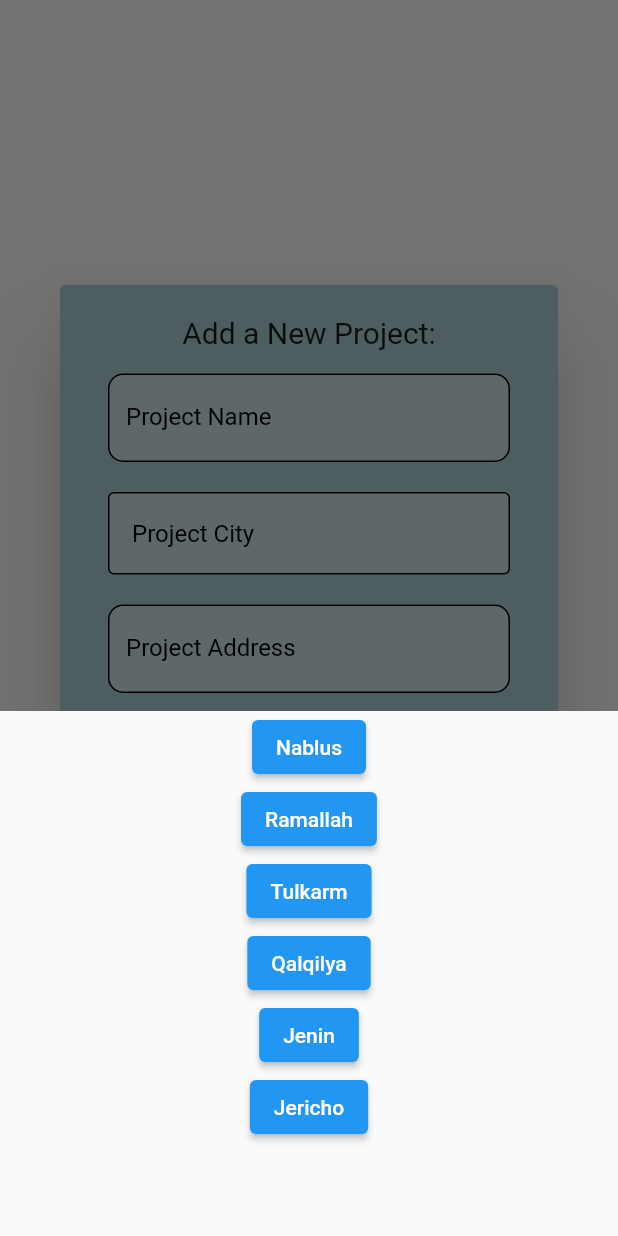
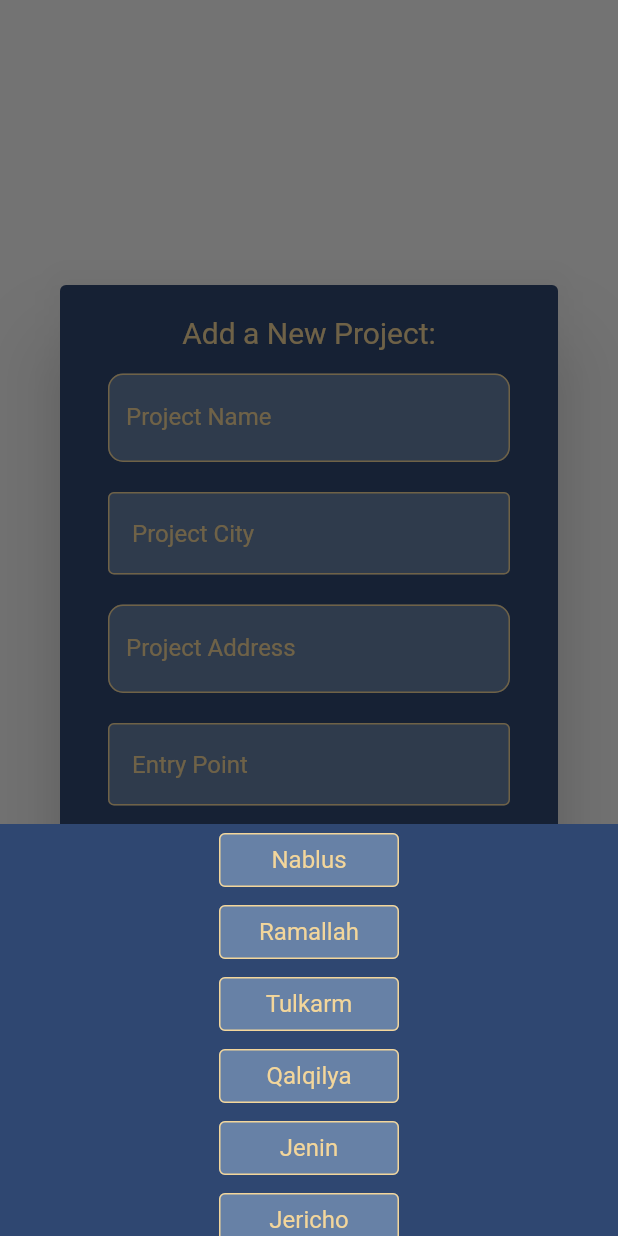
Before and after one commit to Khalid-J02/Software_Project, a Flutter app: the ProjectDialog widget shown alone on an empty page, opened directly, after a tap on "Project City", on a phone screen of 412 x 824 dp. Run offline on Flutter 3.47's test engine with Material 2 defaults, Android fonts, the phone set to English and light mode, and no system bars; our stand-ins replace get.

Commit message:
initial commit

```diff
--- a/lib/Widgets/TextField.dart
+++ b/lib/Widgets/TextField.dart
@@ -18,24 +18,26 @@ class Textfield extends StatelessWidget {
   Widget build(BuildContext context) {
     return TextFormField(
       controller: controller,
+      style: TextStyle(color: Color(0xFFF3D69B)),
       decoration: InputDecoration(
         hintText: hintText,
+        hintStyle: TextStyle(color: Color(0xFFF3D69B)),
         filled: true,
-        fillColor: Color(0xFFcce2e6),
+        fillColor: Color(0xFF6781A6),
         labelText: labelText,
         labelStyle: const TextStyle(
-          color: Colors.black,
+          color: Color(0xFFF3D69B),
         ),
         focusedBorder: OutlineInputBorder(
           borderRadius: BorderRadius.circular(10.0),
           borderSide: const BorderSide(
-            color: Colors.black45,
+            color: Color(0xFFF3D69B),
           ),
         ),
         enabledBorder: OutlineInputBorder(
           borderRadius: BorderRadius.circular(10.0),
           borderSide: const BorderSide(
-            color: Colors.black,
+            color: Color(0xFFF3D69B),
             width: 1.0,
           ),
         ),
--- a/lib/Widgets/projectDialog.dart
+++ b/lib/Widgets/projectDialog.dart
@@ -22,68 +22,109 @@ class _ProjectDialogState extends State<ProjectDialog> {
   String _projectCity = "Project City";
   String _projectEntryPoint = "Entry Point";
 
+  ButtonStyle ElevatedButtonStyle(){
+    return ButtonStyle(
+        backgroundColor: MaterialStateProperty.all(Color(0xFF6781A6)),
+        elevation: MaterialStateProperty.all(0),
+        side: MaterialStateProperty.all(BorderSide(color: Color(0xFFF3D69B), width: 1)),
+        alignment: Alignment.center
+    ) ;
+  }
+
+  TextStyle ElevatedButtonTextStyle(){
+    return TextStyle(
+        color: Color(0xFFF3D69B),
+        fontSize: 16,
+        fontWeight: FontWeight.normal
+    );
+  }
   void chooseCityBottomSheet(){
     showModalBottomSheet(
         context: context,
         builder: (BuildContext context){
-          return SizedBox(
-            height: 350,
+          return Container(
+            color: Color(0xFF2F4771),
+            height: MediaQuery.of(context).size.height/3,
             child: Center(
               child: Column(
                 children: <Widget>[
-                  ElevatedButton(
+                  SizedBox(
+                    width: 120,
+                    child: ElevatedButton(
                     onPressed: (){
                       setState(() {
                         _projectCity = "Nablus" ;
                       });
                       Navigator.pop(context);
                     },
-                  child: const Text("Nablus"),
+                    style: ElevatedButtonStyle(),
+                    child: Text("Nablus" , style: ElevatedButtonTextStyle(),),
                     ),
-                  ElevatedButton(
+                  ),
+                  SizedBox(
+                    width: 120,
+                    child: ElevatedButton(
                       onPressed: (){
                         setState(() {
                           _projectCity = "Ramallah" ;
                         });
                         Navigator.pop(context);
                       },
-                    child: const Text("Ramallah"),
+                      style: ElevatedButtonStyle(),
+                      child: Text("Ramallah" , style: ElevatedButtonTextStyle()),
                     ),
-                  ElevatedButton(
+                  ),
+                  SizedBox(
+                    width: 120,
+                    child: ElevatedButton(
                       onPressed: (){
                         setState(() {
                           _projectCity = "Tulkarm" ;
                         });
                         Navigator.pop(context);
                       },
-                    child: const Text("Tulkarm"),
+                      style: ElevatedButtonStyle(),
+                      child: Text("Tulkarm" , style: ElevatedButtonTextStyle()),
                     ),
-                  ElevatedButton(
+                  ),
+                  SizedBox(
+                    width: 120,
+                    child: ElevatedButton(
                       onPressed: (){
                         setState(() {
                           _projectCity = "Qalqilya" ;
                         });
                         Navigator.pop(context);
                       },
-                    child: const Text("Qalqilya"),
+                      style: ElevatedButtonStyle(),
+                      child: Text("Qalqilya" , style: ElevatedButtonTextStyle()),
                     ),
-                  ElevatedButton(
+                  ),
+                  SizedBox(
+                    width: 120,
+                    child: ElevatedButton(
                       onPressed: (){
                         setState(() {
                           _projectCity = "Jenin" ;
                         });
                         Navigator.pop(context);
                       },
-                    child: const Text("Jenin"),
+                      style: ElevatedButtonStyle(),
+                      child: Text("Jenin" , style: ElevatedButtonTextStyle()),
                     ),
-                  ElevatedButton(
+                  ),
+                  SizedBox(
+                    width: 120,
+                    child: ElevatedButton(
                       onPressed: (){
                         setState(() {
                           _projectCity = "Jericho" ;
                         });
                         Navigator.pop(context);
                       },
-                    child: const Text("Jericho"),
+                      style: ElevatedButtonStyle(),
+                      child: Text("Jericho" , style: ElevatedButtonTextStyle()),
+                    ),
                   ),
                 ],
               ),
@@ -97,30 +138,39 @@ class _ProjectDialogState extends State<ProjectDialog> {
     showModalBottomSheet(
         context: context,
         builder: (BuildContext context){
-          return SizedBox(
-            height: 350,
+          return Container(
+            height: MediaQuery.of(context).size.height/4,
+            color: Color(0xFF2F4771),
             child: Center(
-              child: Column(
+              child: Row(
+                mainAxisAlignment: MainAxisAlignment.spaceEvenly,
                 children: <Widget>[
                   ElevatedButton(
+                    style: ElevatedButtonStyle(),
                     onPressed: (){
                       setState(() {
                         _projectEntryPoint = "From Scratch" ;
                       });
                       Navigator.pop(context);
                       },
-                    child: const Text("From Scratch"),
+                    child: Text("From Scratch" , style: ElevatedButtonTextStyle(),),
                   ),
+                  const VerticalDivider(
+                    color: Color(0xFFF3D69B),
+                    thickness: 1,
+                    indent: 10,
+                  ),
+
                   ElevatedButton(
+                    style: ElevatedButtonStyle(),
                     onPressed: (){
                       setState(() {
                         _projectEntryPoint = "From Middle" ;
                       });
                       Navigator.pop(context);
                       },
-                    child: const Text("From Middle"),
+                    child: Text("From Middle" , style: ElevatedButtonTextStyle()),
                   ),
-
                 ],
               ),
             ),
@@ -133,7 +183,7 @@ class _ProjectDialogState extends State<ProjectDialog> {
   @override
   Widget build(BuildContext context) {
     return AlertDialog(
-      backgroundColor: Color(0xFFabcdd2),
+      backgroundColor: Color(0xFF2F4771),
       content: Container(
         height: 400,
         width: 300,
@@ -143,7 +193,8 @@ class _ProjectDialogState extends State<ProjectDialog> {
               padding: EdgeInsets.only(bottom: 8.0),
               child: Text("Add a New Project:",
               style: TextStyle(
-                fontSize: 20
+                fontSize: 20,
+                color: Color(0xFFF3D69B)
               ),),
             ),
             Padding(
@@ -161,14 +212,14 @@ class _ProjectDialogState extends State<ProjectDialog> {
                 child: ElevatedButton(
                   onPressed: chooseCityBottomSheet,
                   style: ButtonStyle(
-                    backgroundColor: MaterialStateProperty.all(Color(0xFFcce2e6)),
+                    backgroundColor: MaterialStateProperty.all(Color(0xFF6781A6)),
                     elevation: MaterialStateProperty.all(0),
-                    side: MaterialStateProperty.all(BorderSide(color: Colors.black, width: 1)),
+                    side: MaterialStateProperty.all(BorderSide(color: Color(0xFFF3D69B), width: 1)),
                     alignment: Alignment.centerLeft
                   ),
                   child: Text(_projectCity,
                   style: const TextStyle(
-                    color: Colors.black,
+                    color: Color(0xFFF3D69B),
                     fontSize: 16,
                     fontWeight: FontWeight.normal
                   ),
@@ -191,14 +242,14 @@ class _ProjectDialogState extends State<ProjectDialog> {
                 child: ElevatedButton(
                   onPressed: chooseProjectEntryPoint,
                   style: ButtonStyle(
-                      backgroundColor: MaterialStateProperty.all(Color(0xFFcce2e6)),
+                      backgroundColor: MaterialStateProperty.all(Color(0xFF6781A6)),
                       elevation: MaterialStateProperty.all(0),
-                      side: MaterialStateProperty.all(BorderSide(color: Colors.black, width: 1)),
+                      side: MaterialStateProperty.all(BorderSide(color: Color(0xFFF3D69B), width: 1)),
                       alignment: Alignment.centerLeft
                   ),
                   child: Text(_projectEntryPoint,
                     style: const TextStyle(
-                        color: Colors.black,
+                        color: Color(0xFFF3D69B),
                         fontSize: 16,
                         fontWeight: FontWeight.normal
                     ),
@@ -214,7 +265,7 @@ class _ProjectDialogState extends State<ProjectDialog> {
                   Container(
                     width: 100,
                     decoration: const BoxDecoration(
-                      color: Color(0xFF42747B),
+                      color: Color(0xFFF3D69B),
                       borderRadius: BorderRadius.all(Radius.circular(10.0)),
                     ),
                     child: TextButton(
@@ -225,7 +276,7 @@ class _ProjectDialogState extends State<ProjectDialog> {
                         'Save',
                         style: TextStyle(
                           fontSize: 20,
-                          color: Colors.black,
+                          color: Color(0xFF122247),
                         ),
                       ),
                     ),
@@ -233,7 +284,7 @@ class _ProjectDialogState extends State<ProjectDialog> {
                   Container(
                     width: 100,
                     decoration: const BoxDecoration(
-                      color: Color(0xFF42747B),
+                      color: Color(0xFFF3D69B),
                       borderRadius: BorderRadius.all(Radius.circular(10.0)),
                     ),
                     child: TextButton(
@@ -244,7 +295,7 @@ class _ProjectDialogState extends State<ProjectDialog> {
                         'Cancel',
                         style: TextStyle(
                           fontSize: 20,
-                          color: Colors.black,
+                          color: Color(0xFF122247),
                         ),
                       ),
                     ),
```
Also changed, not shown: lib/Widgets/forgotPasswordCode.dart (+16 -12 lines), lib/Widgets/resetPassword.dart (+20 -15 lines), lib/Widgets/userProjects.dart (+7 -3 lines), lib/screens/forgot_Password.dart (+13 -9 lines), lib/screens/homePage.dart (+7 -7 lines), lib/screens/login.dart (+22 -18 lines), lib/screens/register.dart (+37 -29 lines), lib/screens/welcomePage.dart (+5 -5 lines), images/Log_Reg_back.jpg (added), images/Logo_title.png (added), images/from_middle.png (added). Lines whose indentation alone changed are shown as unchanged.
